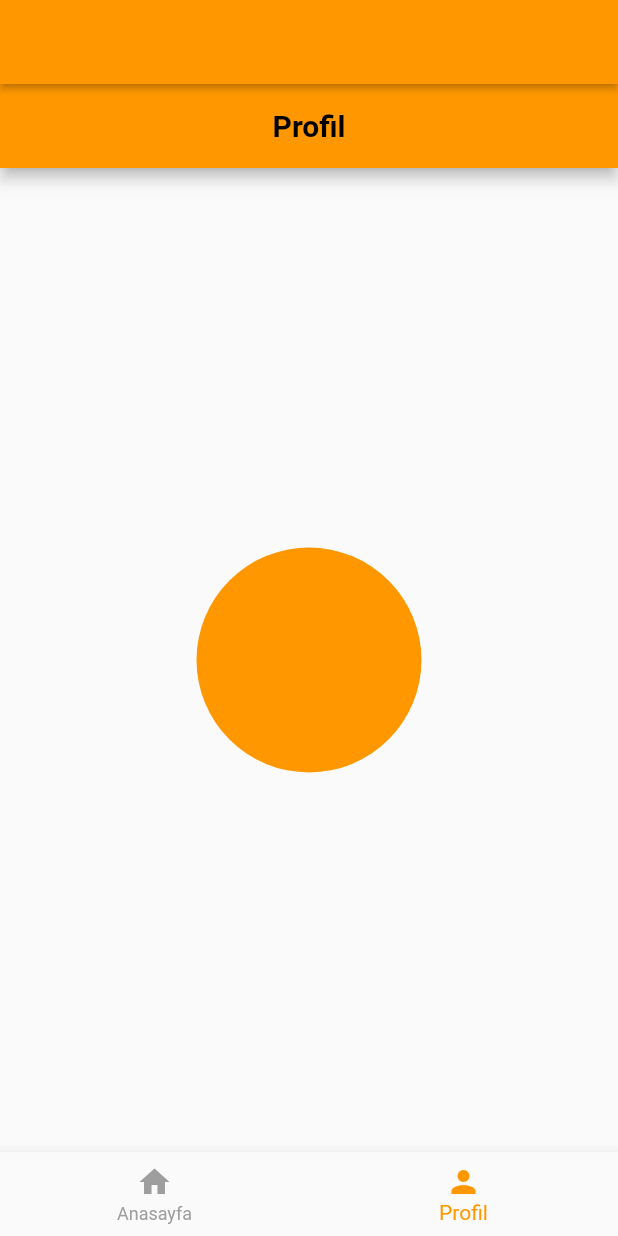
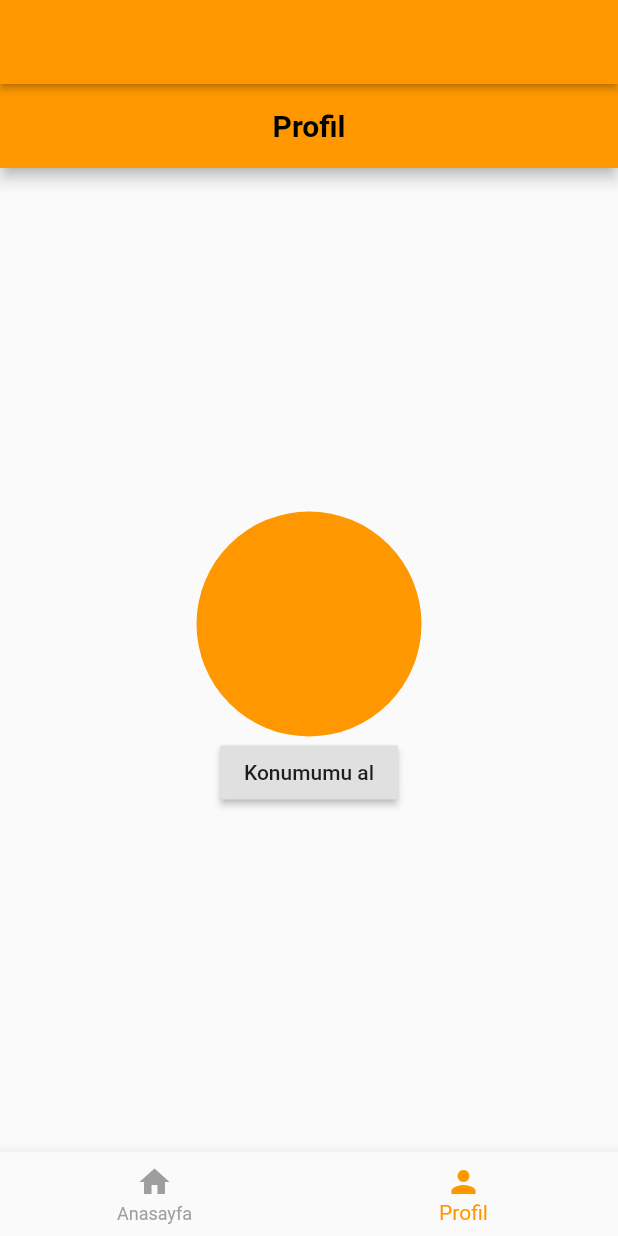
Before and after one commit to shatlykgur/eralpsoftware_p, a Flutter app: the screen it shows after launch, item 2 of the bottom bar chosen, on a phone screen of 412 x 824 dp. Run offline on Flutter 3.47's test engine with Material 2 defaults, Android fonts, the phone set to English and light mode, and no system bars.

Commit message:
raised button

```diff
--- a/lib/pages/profil.dart
+++ b/lib/pages/profil_sayfasi.dart
@@ -28,6 +28,10 @@ class _ProfilState extends State<Profil> {
                 backgroundColor: Colors.orange,
               ),
             ),
+            RaisedButton(
+              child: Text('Konumumu al'),
+              onPressed: () {},
+            ),
           ],
         ),
       ),
--- a/lib/pages/yonlendirme_sayfasi.dart
+++ b/lib/pages/yonlendirme_sayfasi.dart
@@ -1,5 +1,5 @@
-import 'package:eralpsoftware_p/pages/anasayfa.dart';
-import 'package:eralpsoftware_p/pages/profil.dart';
+import 'package:eralpsoftware_p/pages/ana_sayfasi.dart';
+import 'package:eralpsoftware_p/pages/profil_sayfasi.dart';
 import 'package:flutter/material.dart';
 
 
```
Also changed, not shown: lib/pages/ana_sayfasi.dart (renamed from lib/pages/anasayfa.dart), lib/pages/login_sayfasi.dart (added).
